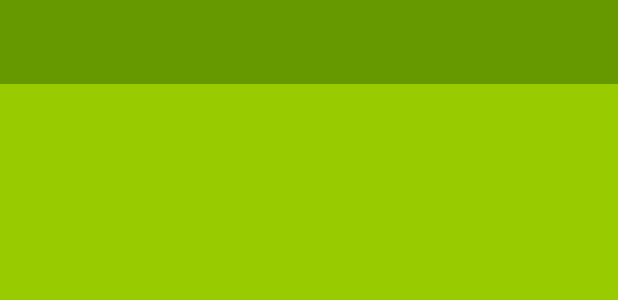
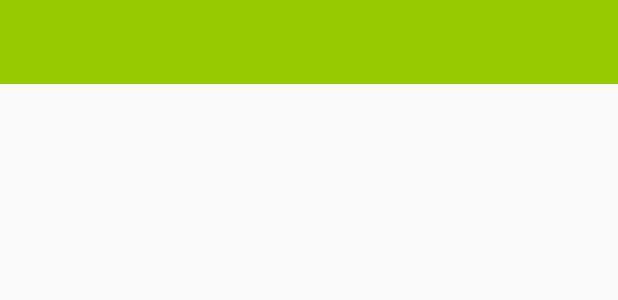
Before and after one commit to TubbyTiger/MSUMenu, an Android app: the layout activity_BrodySquare.xml on its own in the app's theme, with its tools: preview values and no code run, on a phone screen of 412 x 824 dp. Shown: the top 300 px of the screen. Run offline under Robolectric (Android 15) with nearby library versions, the phone set to English and light mode, and no system bars.

Commit message:
status bar

```diff
--- a/app/src/main/res/layout/activity_BrodySquare.xml
+++ b/app/src/main/res/layout/activity_BrodySquare.xml
@@ -5,8 +5,7 @@
     android:id="@+id/drawer_layout"
     android:layout_width="match_parent"
     android:layout_height="match_parent"
-    android:screenOrientation="portrait"
-    android:background="@android:color/holo_green_light">
+    android:screenOrientation="portrait">
 
 
     <LinearLayout
--- a/app/src/main/res/layout/activity_main.xml
+++ b/app/src/main/res/layout/activity_main.xml
@@ -3,7 +3,9 @@
     xmlns:tools="http://schemas.android.com/tools"
     android:id="@+id/drawer_layout"
     android:layout_width="match_parent"
-    android:layout_height="match_parent">
+    android:layout_height="match_parent"
+    android:screenOrientation="portrait"
+    >
 
 
 <LinearLayout
--- a/app/src/main/res/layout/fragment_first.xml
+++ b/app/src/main/res/layout/fragment_first.xml
@@ -8,6 +8,6 @@
     <TextView
         android:layout_width="match_parent"
         android:layout_height="match_parent"
-        android:text="@string/hello_blank_fragment" />
+   />
 
 </FrameLayout>
--- a/app/src/main/res/values-v21/styles.xml
+++ b/app/src/main/res/values-v21/styles.xml
@@ -4,14 +4,16 @@
         <item name="windowActionBar">false</item>
         <item name="windowNoTitle">true</item>
         <item name="android:windowDrawsSystemBarBackgrounds">true</item>
-        <item name="android:statusBarColor">@android:color/holo_green_light</item>
+        <item name="android:statusBarColor">@android:color/holo_green_dark</item>
+
 
     </style>
     <!-- Base application theme. -->
     <style name="AppTheme" parent="Theme.AppCompat.Light.NoActionBar">
         <item name="colorPrimary">@android:color/holo_green_dark</item>
-        <item name="colorPrimaryDark">@android:color/holo_green_dark</item>
+        <item name="colorPrimaryDark">@android:color/holo_green_light</item>
         <item name="colorAccent">#FF4081</item>
+        <item name="android:statusBarColor">@android:color/holo_green_dark</item>
     </style>
 
 </resources>
--- a/app/src/main/res/values/styles.xml
+++ b/app/src/main/res/values/styles.xml
@@ -6,12 +6,14 @@
         <item name="colorPrimary">#673AB7</item>
         <item name="colorPrimaryDark">#512DA8</item>
         <item name="colorAccent">#FF4081</item>
+
     </style>
 
 
     <style name="AppTheme.NoActionBar">
         <item name="windowActionBar">false</item>
         <item name="windowNoTitle">true</item>
+
     </style>
 
     <style name="AppTheme.AppBarOverlay" parent="ThemeOverlay.AppCompat.Dark.ActionBar" />
```
Also changed, not shown: app/src/main/java/com/themelon/msumenu/BrodySquareActivity.java (+1 -9 lines).
